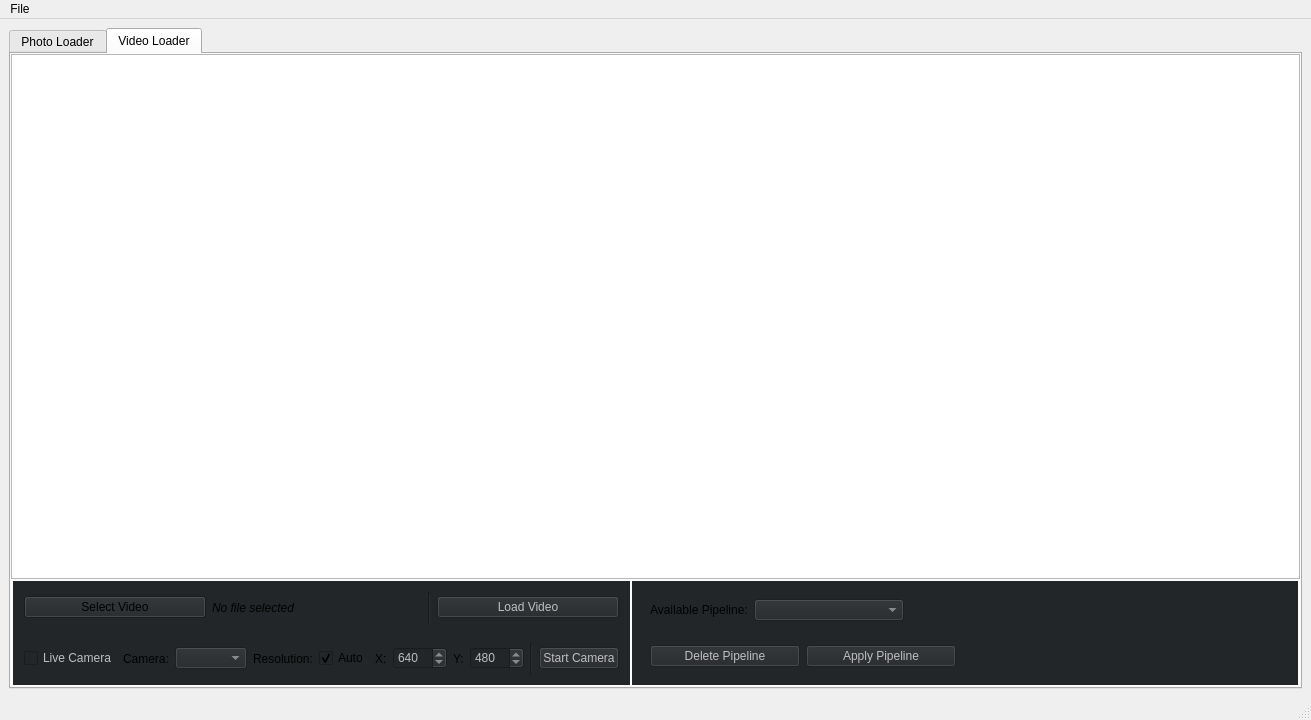
This is qtobjectdetector.ui in feugen/QtObjectDetector as Qt 5 draws it before an edit. The edited form follows.
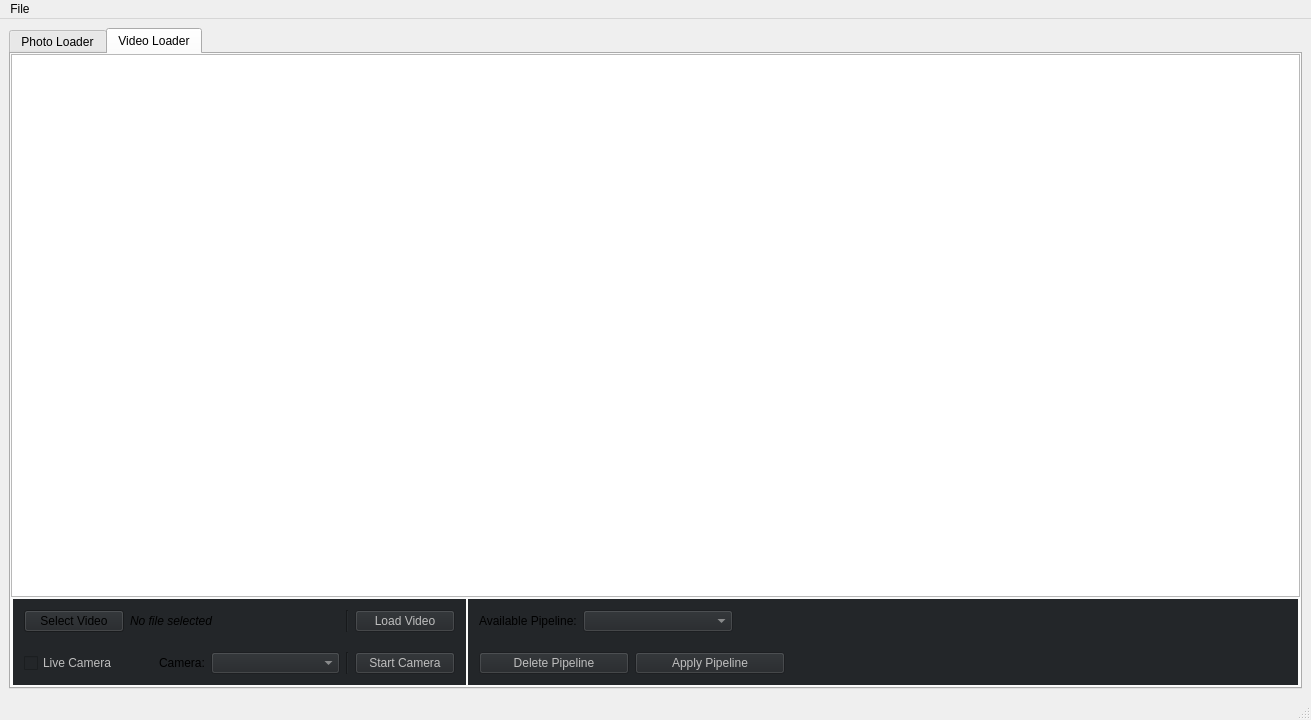
This is the edited form. The open tabs and pages were chosen to show the change.

```diff
--- a/qtobjectdetector.ui
+++ b/qtobjectdetector.ui
@@ -669,7 +669,7 @@
              <item row="0" column="0">
               <widget class="QWidget" name="widget_9" native="true">
                <property name="sizePolicy">
-                <sizepolicy hsizetype="Minimum" vsizetype="Minimum">
+                <sizepolicy hsizetype="Minimum" vsizetype="Fixed">
                  <horstretch>0</horstretch>
                  <verstretch>0</verstretch>
                 </sizepolicy>
@@ -695,6 +695,12 @@
                 </property>
                 <item>
                  <widget class="QWidget" name="widget_10" native="true">
+                  <property name="sizePolicy">
+                   <sizepolicy hsizetype="Preferred" vsizetype="Fixed">
+                    <horstretch>0</horstretch>
+                    <verstretch>0</verstretch>
+                   </sizepolicy>
+                  </property>
                   <layout class="QHBoxLayout" name="horizontalLayout_5">
                    <item>
                     <widget class="QPushButton" name="pushButton_SelectVideo">
@@ -718,7 +724,7 @@
                    <item>
                     <widget class="QLabel" name="label_videoName">
                      <property name="sizePolicy">
-                      <sizepolicy hsizetype="Minimum" vsizetype="Preferred">
+                      <sizepolicy hsizetype="Minimum" vsizetype="Fixed">
                        <horstretch>0</horstretch>
                        <verstretch>0</verstretch>
                       </sizepolicy>
@@ -758,7 +764,7 @@
                       <bool>false</bool>
                      </property>
                      <property name="sizePolicy">
-                      <sizepolicy hsizetype="Minimum" vsizetype="Fixed">
+                      <sizepolicy hsizetype="Fixed" vsizetype="Fixed">
                        <horstretch>0</horstretch>
                        <verstretch>0</verstretch>
                       </sizepolicy>
@@ -779,6 +785,12 @@
                 </item>
                 <item>
                  <widget class="QWidget" name="widget_11" native="true">
+                  <property name="sizePolicy">
+                   <sizepolicy hsizetype="Preferred" vsizetype="Fixed">
+                    <horstretch>0</horstretch>
+                    <verstretch>0</verstretch>
+                   </sizepolicy>
+                  </property>
                   <layout class="QHBoxLayout" name="horizontalLayout_6">
                    <item>
                     <widget class="QCheckBox" name="checkBox_LiveCamera">
@@ -796,7 +808,7 @@
                    <item>
                     <widget class="QLabel" name="label_6">
                      <property name="sizePolicy">
-                      <sizepolicy hsizetype="Minimum" vsizetype="Preferred">
+                      <sizepolicy hsizetype="Fixed" vsizetype="Fixed">
                        <horstretch>0</horstretch>
                        <verstretch>0</verstretch>
                       </sizepolicy>
@@ -811,84 +823,24 @@
                      <property name="enabled">
                       <bool>false</bool>
                      </property>
-                    </widget>
-                   </item>
-                   <item>
-                    <widget class="QLabel" name="label">
                      <property name="sizePolicy">
-                      <sizepolicy hsizetype="Minimum" vsizetype="Preferred">
+                      <sizepolicy hsizetype="Minimum" vsizetype="Fixed">
                        <horstretch>0</horstretch>
                        <verstretch>0</verstretch>
                       </sizepolicy>
                      </property>
-                     <property name="text">
-                      <string>Resolution:</string>
-                     </property>
-                    </widget>
-                   </item>
-                   <item>
-                    <widget class="QCheckBox" name="checkBox_AutoResolution">
-                     <property name="text">
-                      <string>Auto</string>
-                     </property>
-                     <property name="checked">
-                      <bool>true</bool>
-                     </property>
-                    </widget>
-                   </item>
-                   <item>
-                    <widget class="QLabel" name="label_7">
-                     <property name="layoutDirection">
-                      <enum>Qt::LeftToRight</enum>
-                     </property>
-                     <property name="text">
-                      <string>X:</string>
-                     </property>
-                    </widget>
-                   </item>
-                   <item>
-                    <widget class="QSpinBox" name="spinBox_CameraXResolution">
-                     <property name="enabled">
-                      <bool>false</bool>
-                     </property>
-                     <property name="minimum">
-                      <number>319</number>
-                     </property>
-                     <property name="maximum">
-                      <number>4096</number>
-                     </property>
-                     <property name="value">
-                      <number>640</number>
-                     </property>
-                    </widget>
-                   </item>
-                   <item>
-                    <widget class="QLabel" name="label_8">
-                     <property name="text">
-                      <string>Y:</string>
-                     </property>
-                    </widget>
-                   </item>
-                   <item>
-                    <widget class="QSpinBox" name="spinBox_CameraYResolution">
-                     <property name="enabled">
-                      <bool>false</bool>
-                     </property>
-                     <property name="minimum">
-                      <number>240</number>
-                     </property>
-                     <property name="maximum">
-                      <number>2048</number>
-                     </property>
-                     <property name="value">
-                      <number>480</number>
+                     <property name="minimumSize">
+                      <size>
+                       <width>100</width>
+                       <height>0</height>
+                      </size>
                      </property>
                     </widget>
                    </item>
                    <item>
                     <widget class="Line" name="line_4">
                      <property name="sizePolicy">
-                      <sizepolicy hsizetype="Preferred" vsizetype="Minimum">
+                      <sizepolicy hsizetype="Fixed" vsizetype="Minimum">
                        <horstretch>0</horstretch>
                        <verstretch>0</verstretch>
                       </sizepolicy>
@@ -904,14 +856,14 @@
                       <bool>false</bool>
                      </property>
                      <property name="sizePolicy">
-                      <sizepolicy hsizetype="Minimum" vsizetype="Fixed">
+                      <sizepolicy hsizetype="Fixed" vsizetype="Fixed">
                        <horstretch>0</horstretch>
                        <verstretch>0</verstretch>
                       </sizepolicy>
                      </property>
                      <property name="minimumSize">
                       <size>
-                       <width>50</width>
+                       <width>100</width>
                        <height>0</height>
                       </size>
                      </property>
@@ -928,15 +880,48 @@
              </item>
              <item row="0" column="1">
               <widget class="QWidget" name="widget_pipelineSelectorVideo" native="true">
+               <property name="sizePolicy">
+                <sizepolicy hsizetype="Preferred" vsizetype="Fixed">
+                 <horstretch>0</horstretch>
+                 <verstretch>0</verstretch>
+                </sizepolicy>
+               </property>
                <property name="styleSheet">
                 <string notr="true">background-color: rgb(35, 38, 41);</string>
                </property>
                <layout class="QVBoxLayout" name="verticalLayout_4">
+                <property name="spacing">
+                 <number>2</number>
+                </property>
+                <property name="leftMargin">
+                 <number>2</number>
+                </property>
+                <property name="topMargin">
+                 <number>2</number>
+                </property>
+                <property name="rightMargin">
+                 <number>2</number>
+                </property>
+                <property name="bottomMargin">
+                 <number>2</number>
+                </property>
                 <item>
                  <widget class="QWidget" name="widget_13" native="true">
+                  <property name="sizePolicy">
+                   <sizepolicy hsizetype="Preferred" vsizetype="Fixed">
+                    <horstretch>0</horstretch>
+                    <verstretch>0</verstretch>
+                   </sizepolicy>
+                  </property>
                   <layout class="QHBoxLayout" name="horizontalLayout_7">
                    <item>
                     <widget class="QLabel" name="label_14">
+                     <property name="sizePolicy">
+                      <sizepolicy hsizetype="Preferred" vsizetype="Fixed">
+                       <horstretch>0</horstretch>
+                       <verstretch>0</verstretch>
+                      </sizepolicy>
+                     </property>
                      <property name="text">
                       <string>Available Pipeline:</string>
                      </property>
@@ -979,6 +964,12 @@
                 </item>
                 <item>
                  <widget class="QWidget" name="widget_14" native="true">
+                  <property name="sizePolicy">
+                   <sizepolicy hsizetype="Preferred" vsizetype="Fixed">
+                    <horstretch>0</horstretch>
+                    <verstretch>0</verstretch>
+                   </sizepolicy>
+                  </property>
                   <layout class="QHBoxLayout" name="horizontalLayout_8">
                    <item>
                     <widget class="QPushButton" name="pushButton_DeletePipelineVideo">
```
Left out of the diff: 32 changed lines with no effect on the pictures.
